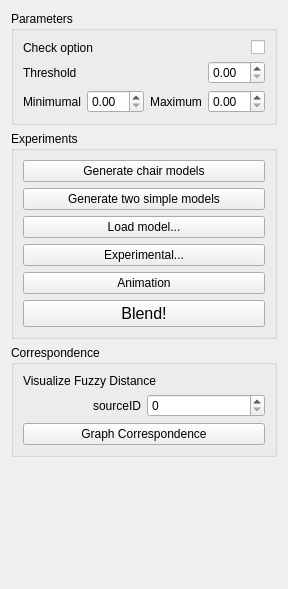
Qt form topo-blend/topo_blend_widget.ui (ialhashim/topo-blend) before a commit.
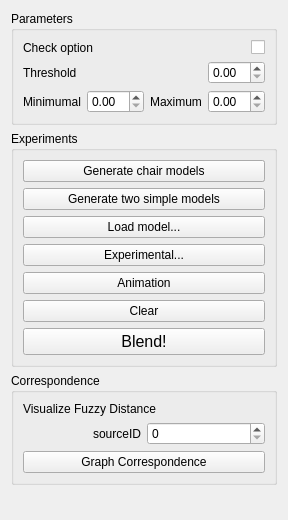
The same form after that commit.

Commit message: [Refactoring] cleanup blend function code. [UI] added clear button.

What changed in the file:
```diff
--- a/topo-blend/topo_blend_widget.ui
+++ b/topo-blend/topo_blend_widget.ui
@@ -7,7 +7,7 @@
     <x>0</x>
     <y>0</y>
     <width>246</width>
-    <height>589</height>
+    <height>520</height>
    </rect>
   </property>
   <property name="windowTitle">
@@ -121,7 +121,7 @@
         </property>
        </widget>
       </item>
-      <item row="8" column="0">
+      <item row="9" column="0">
        <widget class="QPushButton" name="buttonBlend">
         <property name="font">
          <font>
@@ -133,6 +133,13 @@
         </property>
        </widget>
       </item>
+      <item row="8" column="0">
+       <widget class="QPushButton" name="clearButton">
+        <property name="text">
+         <string>Clear</string>
+        </property>
+       </widget>
+      </item>
      </layout>
     </widget>
    </item>
```
Left out of the diff: 34 changed lines with no effect on the pictures. The commit also changes 6 other files.
